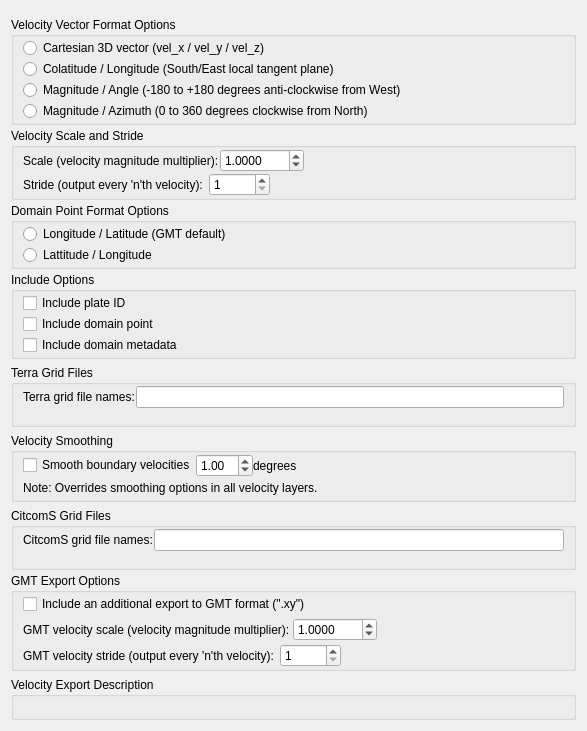
Old version of the form src/qt-widgets/ExportVelocityOptionsWidgetUi.ui in the repository GPlates/GPlates.
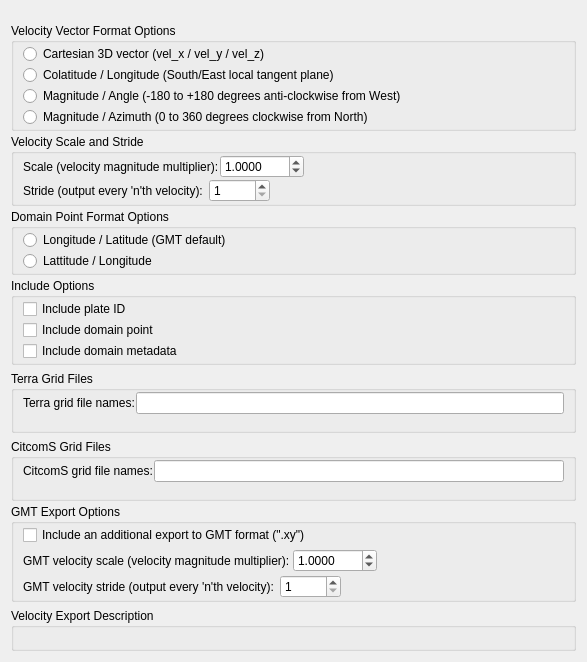
New version of the form.

Commit message: (trunk) Add export velocity smoothing options to all velocity exports (not just TERRA).

```diff
--- a/src/qt-widgets/ExportVelocityOptionsWidgetUi.ui
+++ b/src/qt-widgets/ExportVelocityOptionsWidgetUi.ui
@@ -14,6 +14,9 @@
    <string>Form</string>
   </property>
   <layout class="QVBoxLayout" name="verticalLayout_13">
+   <item>
+    <widget class="QWidget" name="widget_velocity_smoothing_options" native="true"/>
+   </item>
    <item>
     <widget class="QWidget" name="widget_file_options" native="true"/>
    </item>
@@ -292,113 +295,6 @@
      </layout>
     </widget>
    </item>
-   <item>
-    <widget class="QGroupBox" name="terra_velocity_smoothing_group_box">
-     <property name="title">
-      <string>Velocity Smoothing</string>
-     </property>
-     <layout class="QVBoxLayout" name="verticalLayout_11">
-      <property name="spacing">
-       <number>1</number>
-      </property>
-      <property name="topMargin">
-       <number>1</number>
-      </property>
-      <property name="bottomMargin">
-       <number>1</number>
-      </property>
-      <item>
-       <layout class="QHBoxLayout" name="horizontalLayout_8">
-        <property name="spacing">
-         <number>0</number>
-        </property>
-        <item>
-         <widget class="QCheckBox" name="terra_velocity_smoothing_check_box">
-          <property name="text">
-           <string>Smooth boundary velocities</string>
-          </property>
-         </widget>
-        </item>
-        <item>
-         <widget class="QWidget" name="terra_velocity_smoothing_controls" native="true">
-          <layout class="QHBoxLayout" name="horizontalLayout_7">
-           <property name="spacing">
-            <number>0</number>
-           </property>
-           <property name="margin">
-            <number>0</number>
-           </property>
-           <item>
-            <widget class="QDoubleSpinBox" name="terra_velocity_smoothing_distance_spinbox">
-             <property name="minimum">
-              <double>0.100000000000000</double>
-             </property>
-             <property name="maximum">
-              <double>90.000000000000000</double>
-             </property>
-             <property name="singleStep">
-              <double>0.100000000000000</double>
-             </property>
-             <property name="value">
-              <double>1.000000000000000</double>
-             </property>
-            </widget>
-           </item>
-           <item>
-            <widget class="QLabel" name="terra_velocity_smoothing_degrees_label">
-             <property name="text">
-              <string>degrees</string>
-             </property>
-            </widget>
-           </item>
-           <item>
-            <spacer name="horizontalSpacer_5">
-             <property name="orientation">
-              <enum>Qt::Horizontal</enum>
-             </property>
-             <property name="sizeHint" stdset="0">
-              <size>
-               <width>169</width>
-               <height>20</height>
-              </size>
-             </property>
-            </spacer>
-           </item>
-          </layout>
-         </widget>
-        </item>
-       </layout>
-      </item>
-      <item>
-       <layout class="QHBoxLayout" name="horizontalLayout_11">
-        <property name="spacing">
-         <number>0</number>
-        </property>
-        <item>
-         <widget class="QLabel" name="label">
-          <property name="text">
-           <string>Note: Overrides smoothing options in all velocity layers.</string>
-          </property>
-         </widget>
-        </item>
-        <item>
-         <spacer name="horizontalSpacer_6">
-          <property name="orientation">
-           <enum>Qt::Horizontal</enum>
-          </property>
-          <property name="sizeHint" stdset="0">
-           <size>
-            <width>40</width>
-            <height>20</height>
-           </size>
-          </property>
-         </spacer>
-        </item>
-       </layout>
-      </item>
-     </layout>
-    </widget>
-   </item>
    <item>
     <widget class="QWidget" name="citcoms_format_options" native="true">
      <layout class="QVBoxLayout" name="verticalLayout_6">
```
The commit also changes 9 other files.
